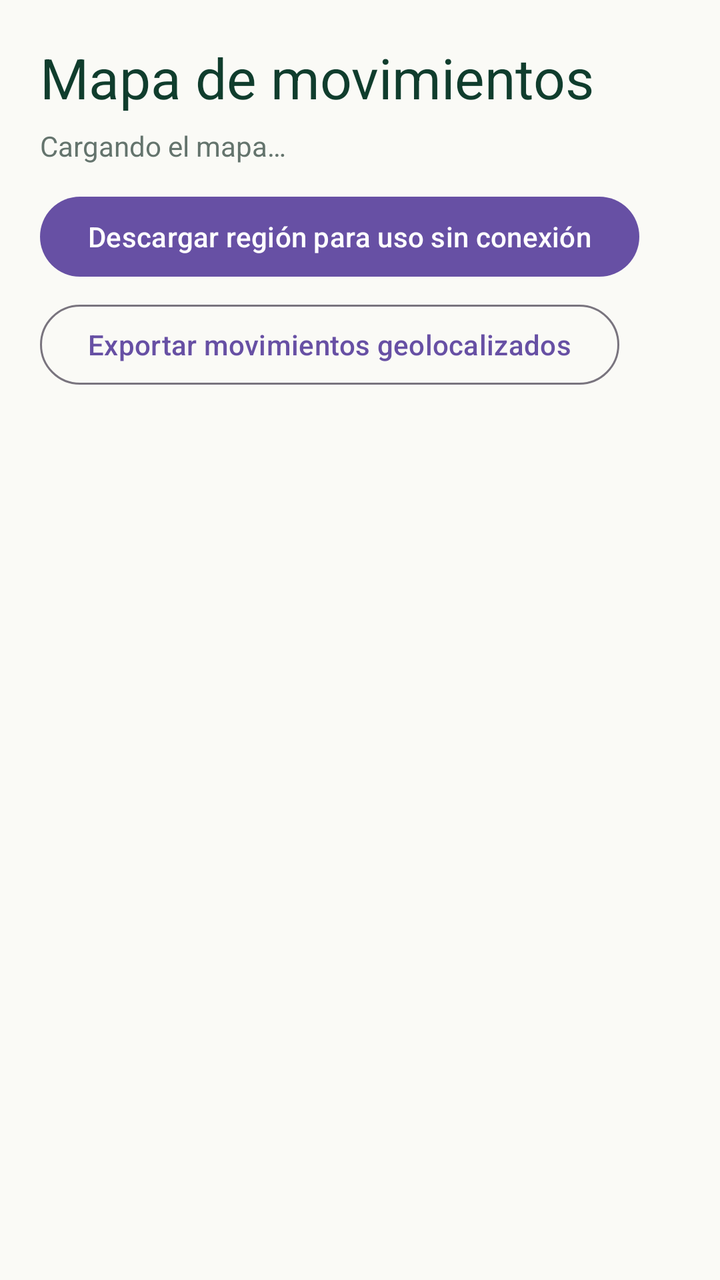
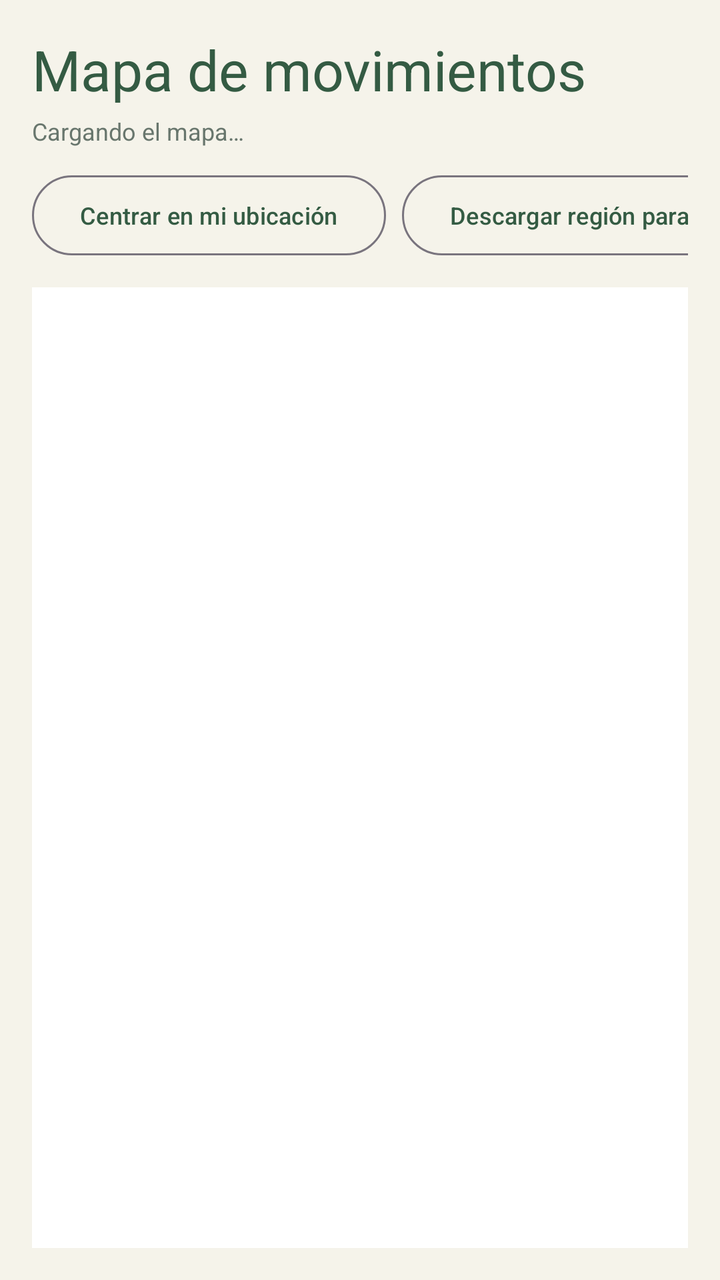

An Android layout rendered at two revisions. The XML below is the earlier revision; the diff shows what the commit changed to produce the second picture.
<!-- AndroidManifest.xml: application theme Theme.LocalCash -->
<!-- res/layout/activity_map.xml -->
<?xml version="1.0" encoding="utf-8"?>
<LinearLayout xmlns:android="http://schemas.android.com/apk/res/android"
    android:layout_width="match_parent"
    android:layout_height="match_parent"
    android:background="@color/lc_warm_background"
    android:orientation="vertical"
    android:padding="20dp">

    <TextView
        style="@style/TextAppearance.Material3.HeadlineMedium"
        android:layout_width="wrap_content"
        android:layout_height="wrap_content"
        android:text="@string/map_title"
        android:textColor="@color/lc_green_dark" />

    <TextView
        android:id="@+id/text_map_status"
        android:layout_width="match_parent"
        android:layout_height="wrap_content"
        android:layout_marginTop="6dp"
        android:text="@string/map_loading"
        android:textColor="@color/lc_text_secondary" />

    <com.google.android.material.button.MaterialButton
        android:id="@+id/button_download_offline_map"
        android:layout_width="wrap_content"
        android:layout_height="wrap_content"
        android:layout_marginTop="12dp"
        android:text="@string/action_download_offline_map" />

    <com.google.android.material.button.MaterialButton
        android:id="@+id/button_export_geolocated"
        style="@style/Widget.Material3.Button.OutlinedButton"
        android:layout_width="wrap_content"
        android:layout_height="wrap_content"
        android:layout_marginTop="6dp"
        android:text="@string/action_export_geolocated" />

    <FrameLayout
        android:id="@+id/map_container"
        android:layout_width="match_parent"
        android:layout_height="0dp"
        android:layout_marginTop="12dp"
        android:layout_weight="1" />
</LinearLayout>
<!-- resources referenced by this layout -->
<resources>
  <color name="lc_green_dark">#103D2D</color>
  <color name="lc_text_secondary">#64746D</color>
  <color name="lc_warm_background">#FAFAF6</color>
  <string name="action_download_offline_map">Descargar región para uso sin conexión</string>
  <string name="action_export_geolocated">Exportar movimientos geolocalizados</string>
  <string name="map_loading">Cargando el mapa…</string>
  <string name="map_title">Mapa de movimientos</string>
  <style name="Theme.LocalCash" parent="Base.Theme.LocalCash" />
  <style name="Base.Theme.LocalCash" parent="Theme.Material3.DayNight.NoActionBar">
          
          
      </style>
</resources>

<!-- the commit's change to res/layout/activity_map.xml (unified diff, before → after) -->
@@ -1,45 +1,110 @@
 <?xml version="1.0" encoding="utf-8"?>
-<LinearLayout xmlns:android="http://schemas.android.com/apk/res/android"
+<androidx.constraintlayout.widget.ConstraintLayout xmlns:android="http://schemas.android.com/apk/res/android"
+    xmlns:app="http://schemas.android.com/apk/res-auto"
     android:layout_width="match_parent"
     android:layout_height="match_parent"
     android:background="@color/lc_warm_background"
-    android:orientation="vertical"
-    android:padding="20dp">
+    android:padding="16dp">
 
     <TextView
+        android:id="@+id/text_map_title"
         style="@style/TextAppearance.Material3.HeadlineMedium"
-        android:layout_width="wrap_content"
+        android:layout_width="0dp"
         android:layout_height="wrap_content"
         android:text="@string/map_title"
-        android:textColor="@color/lc_green_dark" />
+        android:textColor="@color/lc_green_dark"
+        app:layout_constraintEnd_toEndOf="parent"
+        app:layout_constraintStart_toStartOf="parent"
+        app:layout_constraintTop_toTopOf="parent" />
 
     <TextView
         android:id="@+id/text_map_status"
-        android:layout_width="match_parent"
+        android:layout_width="0dp"
         android:layout_height="wrap_content"
-        android:layout_marginTop="6dp"
+        android:layout_marginTop="4dp"
         android:text="@string/map_loading"
-        android:textColor="@color/lc_text_secondary" />
+        android:textColor="@color/lc_text_secondary"
+        android:textSize="12sp"
+        app:layout_constraintEnd_toEndOf="parent"
+        app:layout_constraintStart_toStartOf="parent"
+        app:layout_constraintTop_toBottomOf="@id/text_map_title" />
 
-    <com.google.android.material.button.MaterialButton
-        android:id="@+id/button_download_offline_map"
-        android:layout_width="wrap_content"
-        android:layout_height="wrap_content"
-        android:layout_marginTop="12dp"
-        android:text="@string/action_download_offline_map" />
+    <HorizontalScrollView
+        android:id="@+id/map_actions_scroll"
+        android:layout_width="0dp"
+        android:layout_height="48dp"
+        android:layout_marginTop="10dp"
+        android:fillViewport="false"
+        android:scrollbars="none"
+        app:layout_constraintEnd_toEndOf="parent"
+        app:layout_constraintStart_toStartOf="parent"
+        app:layout_constraintTop_toBottomOf="@id/text_map_status">
 
-    <com.google.android.material.button.MaterialButton
-        android:id="@+id/button_export_geolocated"
-        style="@style/Widget.Material3.Button.OutlinedButton"
-        android:layout_width="wrap_content"
-        android:layout_height="wrap_content"
-        android:layout_marginTop="6dp"
-        android:text="@string/action_export_geolocated" />
+        <LinearLayout
+            android:layout_width="wrap_content"
+            android:layout_height="match_parent"
+            android:orientation="horizontal">
+
+            <com.google.android.material.button.MaterialButton
+                android:id="@+id/button_center_current_location"
+                style="@style/Widget.Material3.Button.OutlinedButton"
+                android:layout_width="wrap_content"
+                android:layout_height="match_parent"
+                android:text="@string/action_center_current_location"
+                android:textSize="12sp" />
+
+            <com.google.android.material.button.MaterialButton
+                android:id="@+id/button_download_offline_map"
+                style="@style/Widget.Material3.Button.OutlinedButton"
+                android:layout_width="wrap_content"
+                android:layout_height="match_parent"
+                android:layout_marginStart="8dp"
+                android:text="@string/action_download_offline_map"
+                android:textSize="12sp" />
+
+            <com.google.android.material.button.MaterialButton
+                android:id="@+id/button_export_geolocated"
+                style="@style/Widget.Material3.Button.OutlinedButton"
+                android:layout_width="wrap_content"
+                android:layout_height="match_parent"
+                android:layout_marginStart="8dp"
+                android:text="@string/action_export_geolocated"
+                android:textSize="12sp" />
+        </LinearLayout>
+    </HorizontalScrollView>
 
     <FrameLayout
         android:id="@+id/map_container"
-        android:layout_width="match_parent"
+        android:layout_width="0dp"
         android:layout_height="0dp"
         android:layout_marginTop="12dp"
-        android:layout_weight="1" />
-</LinearLayout>
+        android:background="@color/lc_surface"
+        app:layout_constraintBottom_toBottomOf="parent"
+        app:layout_constraintEnd_toEndOf="parent"
+        app:layout_constraintStart_toStartOf="parent"
+        app:layout_constraintTop_toBottomOf="@id/map_actions_scroll">
+
+        <LinearLayout
+            android:id="@+id/layout_map_loading"
+            android:layout_width="match_parent"
+            android:layout_height="match_parent"
+            android:gravity="center"
+            android:orientation="vertical"
+            android:padding="24dp">
+
+            <ProgressBar
+                android:id="@+id/progress_map_loading"
+                android:layout_width="40dp"
+                android:layout_height="40dp" />
+
+            <com.google.android.material.button.MaterialButton
+                android:id="@+id/button_retry_map"
+                style="@style/Widget.Material3.Button.OutlinedButton"
+                android:layout_width="wrap_content"
+                android:layout_height="48dp"
+                android:layout_marginTop="12dp"
+                android:text="@string/action_retry_map"
+                android:visibility="gone" />
+        </LinearLayout>
+    </FrameLayout>
+</androidx.constraintlayout.widget.ConstraintLayout>
<!-- resource entries referenced after the edit -->
@@ -1,16 +1,30 @@
 <!-- resources referenced by this layout -->
 <resources>
-  <color name="lc_green_dark">#103D2D</color>
-  <color name="lc_text_secondary">#64746D</color>
-  <color name="lc_warm_background">#FAFAF6</color>
+  <color name="lc_green_dark">#345B43</color>
+  <color name="lc_surface">#FFFFFFFF</color>
+  <color name="lc_text_secondary">#68766D</color>
+  <color name="lc_warm_background">#F5F3EA</color>
+  <string name="action_center_current_location">Centrar en mi ubicación</string>
   <string name="action_download_offline_map">Descargar región para uso sin conexión</string>
   <string name="action_export_geolocated">Exportar movimientos geolocalizados</string>
+  <string name="action_retry_map">Reintentar</string>
   <string name="map_loading">Cargando el mapa…</string>
   <string name="map_title">Mapa de movimientos</string>
   <style name="Theme.LocalCash" parent="Base.Theme.LocalCash" />
   <style name="Base.Theme.LocalCash" parent="Theme.Material3.DayNight.NoActionBar">
-          
-          
+          <item name="colorPrimary">@color/lc_green_dark</item>
+          <item name="colorOnPrimary">@color/lc_on_primary</item>
+          <item name="colorSecondary">@color/lc_orange_earth</item>
+          <item name="colorSurface">@color/lc_surface</item>
+          <item name="colorOnSurface">@color/lc_text_primary</item>
+          <item name="colorSurfaceVariant">@color/lc_warm_background</item>
+          <item name="android:windowLightStatusBar">true</item>
+          <item name="android:windowLightNavigationBar">true</item>
+          <item name="android:statusBarColor">@color/lc_warm_background</item>
+          <item name="android:navigationBarColor">@color/lc_surface</item>
       </style>
+  <color name="lc_on_primary">#FFFFFFFF</color>
+  <color name="lc_orange_earth">#A75E42</color>
+  <color name="lc_text_primary">#345B43</color>
 </resources>
 
